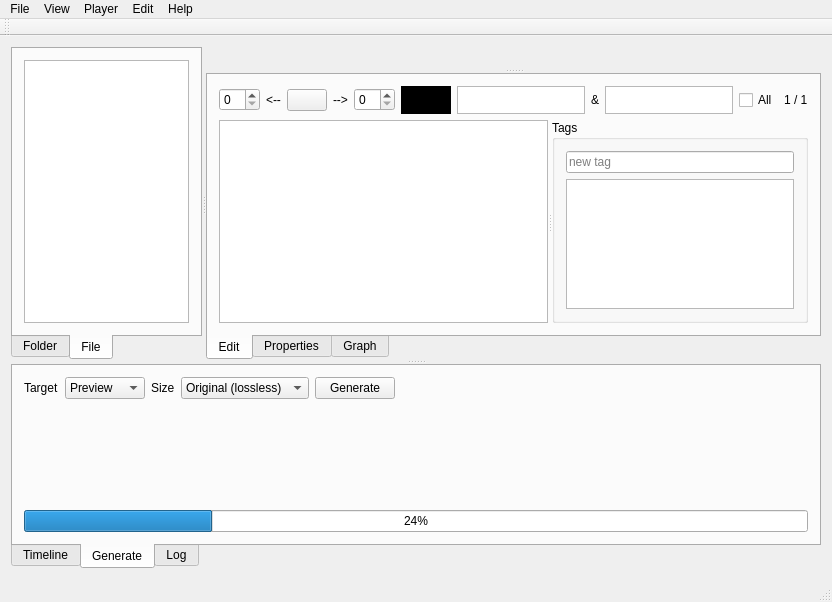
First picture: the form in mainwindow.ui, repository ewoudwijma/MediaSidekick, before the edit.
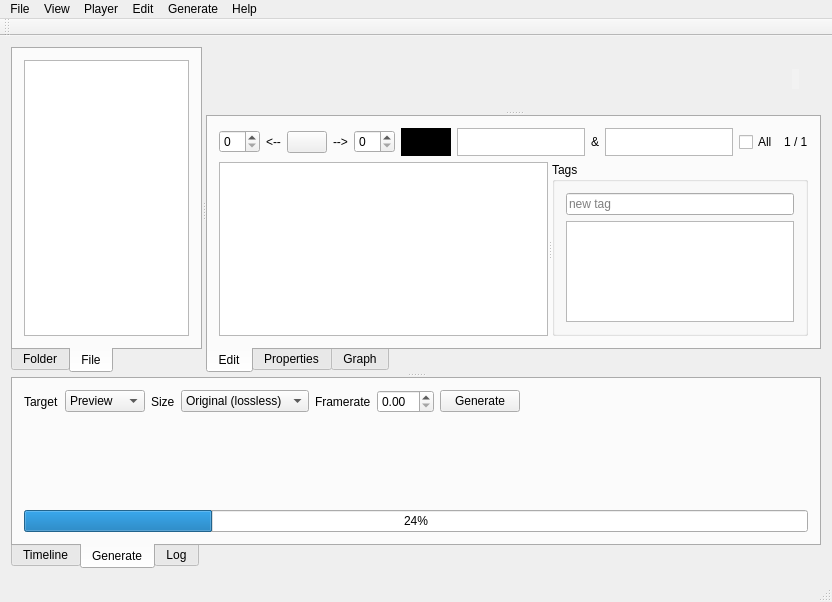
Second picture: the form after the edit. The open tabs and pages were chosen to show the change. Icons and pictures are not drawn. Custom widgets are drawn as their Qt base class.

Patch:
```diff
--- a/mainwindow.ui
+++ b/mainwindow.ui
@@ -61,8 +61,59 @@
           <item>
            <widget class="FVideoWidget" name="videoWidget" native="true">
             <property name="styleSheet">
-             <string notr="true">background-color: rgb(0, 0, 0);</string>
+             <string notr="true">background-color: rgba(0,0,0,0)</string>
             </property>
+            <layout class="QHBoxLayout" name="horizontalLayout_4">
+             <item>
+              <spacer name="horizontalSpacer_4">
+               <property name="orientation">
+                <enum>Qt::Horizontal</enum>
+               </property>
+               <property name="sizeHint" stdset="0">
+                <size>
+                 <width>40</width>
+                 <height>20</height>
+                </size>
+               </property>
+              </spacer>
+             </item>
+             <item>
+              <widget class="QLabel" name="label_8">
+               <property name="enabled">
+                <bool>true</bool>
+               </property>
+               <property name="maximumSize">
+                <size>
+                 <width>150</width>
+                 <height>150</height>
+                </size>
+               </property>
+               <property name="cursor">
+                <cursorShape>ArrowCursor</cursorShape>
+               </property>
+               <property name="autoFillBackground">
+                <bool>false</bool>
+               </property>
+               <property name="styleSheet">
+                <string notr="true">background-color: rgba(255, 255, 255, 50);</string>
+               </property>
+               <property name="text">
+                <string/>
+               </property>
+               <property name="pixmap">
+                <pixmap resource="images.qrc">:/fiprelogo.png</pixmap>
+               </property>
+               <property name="scaledContents">
+                <bool>true</bool>
+               </property>
+               <property name="alignment">
+                <set>Qt::AlignBottom|Qt::AlignRight|Qt::AlignTrailing</set>
+               </property>
+              </widget>
+             </item>
+            </layout>
+            <zorder>horizontalSpacer_4</zorder>
+            <zorder>label_8</zorder>
            </widget>
           </item>
          </layout>
@@ -421,6 +472,16 @@
                </item>
               </widget>
              </item>
+             <item>
+              <widget class="QLabel" name="label_7">
+               <property name="text">
+                <string>Framerate</string>
+               </property>
+              </widget>
+             </item>
+             <item>
+              <widget class="QDoubleSpinBox" name="frameRateSpinBox"/>
+             </item>
              <item>
               <widget class="QPushButton" name="generateButton">
                <property name="text">
@@ -532,10 +593,17 @@
     <addaction name="actionIn"/>
     <addaction name="actionOut"/>
    </widget>
+   <widget class="QMenu" name="menuGenerate">
+    <property name="title">
+     <string>Generate</string>
+    </property>
+    <addaction name="actionGenerate"/>
+   </widget>
    <addaction name="menuFile"/>
    <addaction name="menuView"/>
    <addaction name="menuPlayer"/>
    <addaction name="menuEdit"/>
+   <addaction name="menuGenerate"/>
    <addaction name="menuHelp"/>
   </widget>
   <widget class="QToolBar" name="mainToolBar">
```
Left out of the diff: 14 changed lines with no effect on the pictures.
